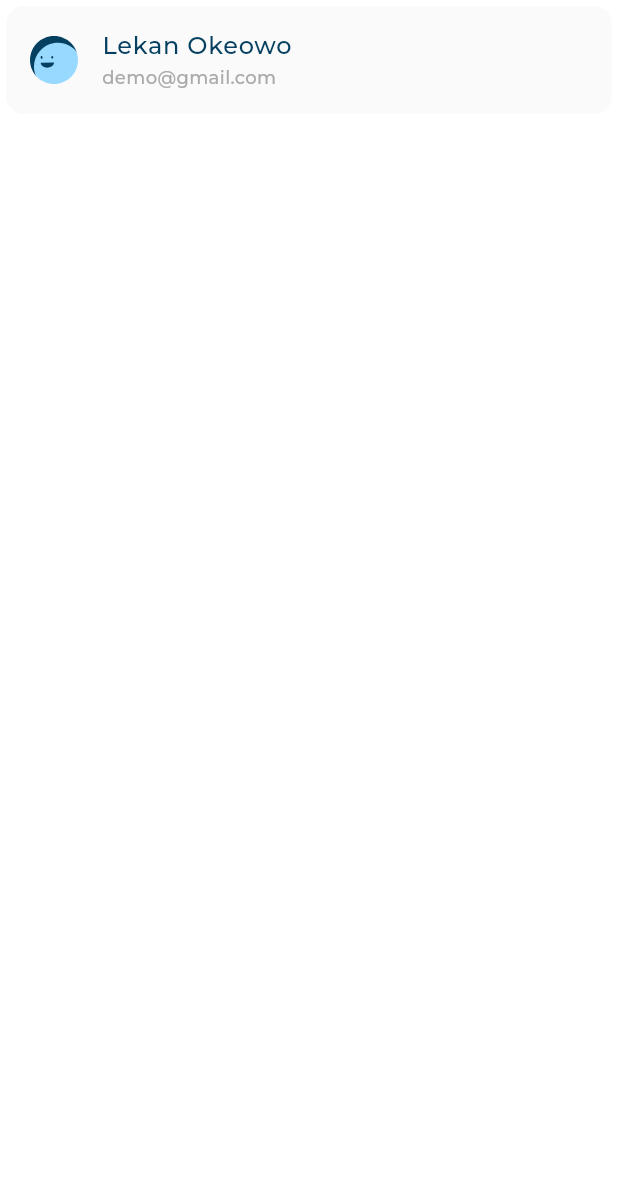
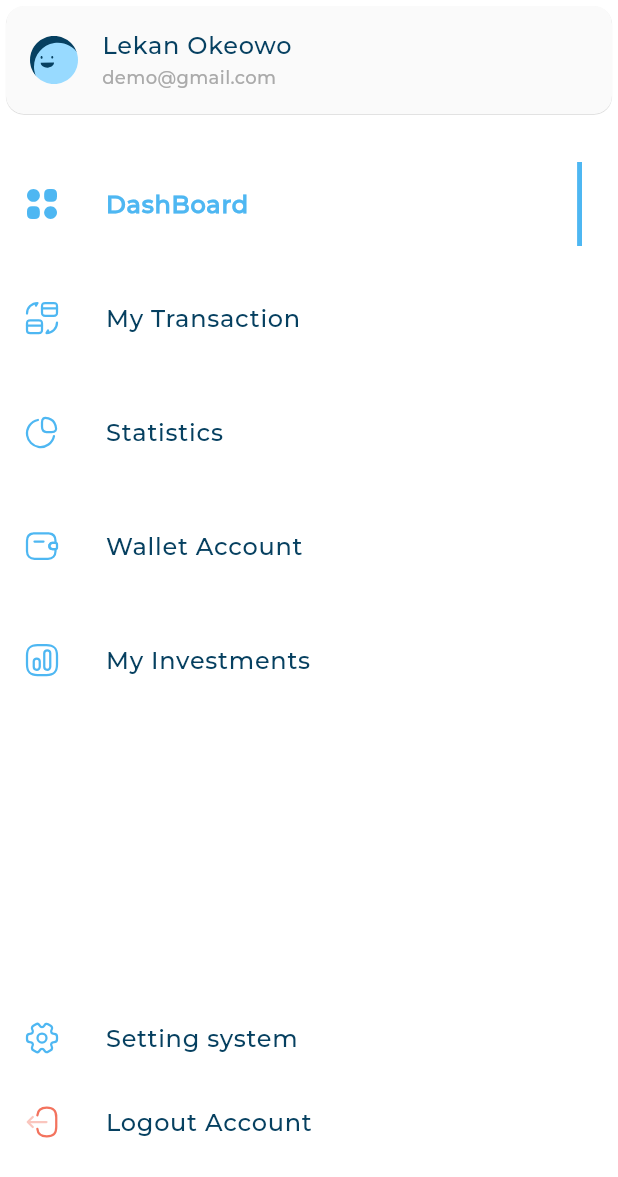
Before and after one commit to MoHaMeD-Sa3eD/responsive_dashboard, a Flutter app: the DashBoardDrawer widget shown alone on an empty page, opened directly, on a phone screen of 412 x 824 dp. Shown: the top 1177 px of the screen. Run offline on Flutter 3.47's test engine with Material 3 defaults, Android fonts, the phone set to English and light mode, and no system bars; our stand-ins replace flutter_svg; project files that could hold a hidden picture were left out.

Commit message:
Custom Drawer Done

```diff
--- a/lib/ui_part/customWidgets/CustomDrawer/Drawer.dart
+++ b/lib/ui_part/customWidgets/CustomDrawer/Drawer.dart
@@ -1,7 +1,9 @@
 import 'package:flutter/material.dart';
+import 'package:responsive_dashboard_flutter/ui_part/customWidgets/DrawerListTile/DrawerItemModel.dart';
+import 'package:responsive_dashboard_flutter/ui_part/customWidgets/DrawerListTile/InActiveDrawerItem.dart';
 import 'package:responsive_dashboard_flutter/ui_part/customWidgets/UserInfoListTile/UserInfoListTileModel.dart';
 import 'package:responsive_dashboard_flutter/ui_part/customWidgets/utils/app_images.dart';
-
+import '../DrawerListTile/DrawerItemsListView.dart';
 import '../UserInfoListTile/UserInfoListTile.dart';
 
 class DashBoardDrawer extends StatelessWidget {
@@ -16,10 +18,10 @@ class DashBoardDrawer extends StatelessWidget {
         color: Colors.white,
       ),
       child: Column(
-        children: [
+        children: <Widget>[
           Card(
             color: const Color(0xFFFAFAFA),
-            elevation: 0,
+            elevation: 0.2,
             child: UserInfoListTile(
               userInfoListTileModel: UserInfoListTileModel(
                   titleText: 'Lekan Okeowo',
@@ -27,6 +29,23 @@ class DashBoardDrawer extends StatelessWidget {
                   icon: AppImages.assetsImageAvatar3),
             ),
           ),
+          const SizedBox(
+            height: 8,
+          ),
+          const DrawerItemsListView(),
+          const Spacer(),
+          const InActiveDrawerItem(
+            drawerItemModel: DrawerItemModel(
+                icon: AppImages.assetsImagesSettings,
+                text: '   Setting system '),
+          ),
+          const InActiveDrawerItem(
+            drawerItemModel: DrawerItemModel(
+                icon: AppImages.assetsImagesLogout, text: '   Logout Account '),
+          ),
+          const SizedBox(
+            height: 48,
+          )
         ],
       ),
     );
--- /dev/null
+++ b/lib/ui_part/customWidgets/DrawerListTile/ActiveDrawerItem.dart
@@ -0,0 +1,31 @@
+import 'package:flutter/material.dart';
+import 'package:flutter_svg/svg.dart';
+
+import '../utils/app_styles.dart';
+import 'DrawerItemModel.dart';
+
+class ActiveDrawerItem extends StatelessWidget {
+  const ActiveDrawerItem({
+    super.key,
+    required this.drawerItemModel,
+  });
+
+  final DrawerItemModel drawerItemModel;
+
+  @override
+  Widget build(BuildContext context) {
+    return ListTile(
+      leading: SvgPicture.asset(drawerItemModel.icon),
+      title: Text(
+        drawerItemModel.text,
+        style: AppStyles.styleBold16,
+      ),
+      trailing: Container(
+        width: 3.27,
+        decoration: const BoxDecoration(
+          color: Color(0xFF4EB7F2),
+        ),
+      ),
+    );
+  }
+}
--- /dev/null
+++ b/lib/ui_part/customWidgets/DrawerListTile/DrawerItem.dart
@@ -0,0 +1,22 @@
+import 'package:flutter/material.dart';
+import 'ActiveDrawerItem.dart';
+import 'DrawerItemModel.dart';
+import 'InActiveDrawerItem.dart';
+
+class DrawerItem extends StatelessWidget {
+  final DrawerItemModel drawerItemModel;
+  final bool isActive;
+
+  const DrawerItem({
+    super.key,
+    required this.drawerItemModel,
+    required this.isActive,
+  });
+
+  @override
+  Widget build(BuildContext context) {
+    return isActive == false
+        ? InActiveDrawerItem(drawerItemModel: drawerItemModel)
+        : ActiveDrawerItem(drawerItemModel: drawerItemModel);
+  }
+}
--- /dev/null
+++ b/lib/ui_part/customWidgets/DrawerListTile/DrawerItemModel.dart
@@ -0,0 +1,11 @@
+class DrawerItemModel {
+  final String icon;
+  final String text;
+
+
+  const DrawerItemModel({
+    required this.icon,
+    required this.text,
+
+  });
+}
--- /dev/null
+++ b/lib/ui_part/customWidgets/DrawerListTile/DrawerItemsListView.dart
@@ -0,0 +1,59 @@
+import 'package:flutter/material.dart';
+
+import '../utils/app_images.dart';
+import 'DrawerItem.dart';
+import 'DrawerItemModel.dart';
+
+class DrawerItemsListView extends StatefulWidget {
+  const DrawerItemsListView({
+    super.key,
+  });
+
+  @override
+  State<DrawerItemsListView> createState() => _DrawerItemsListViewState();
+}
+
+class _DrawerItemsListViewState extends State<DrawerItemsListView> {
+  final List<DrawerItemModel> items = const [
+    DrawerItemModel(
+        icon: AppImages.assetsImagesDashboard, text: '   DashBoard'),
+    DrawerItemModel(
+        icon: AppImages.assetsImagesMyTransactions, text: '   My Transaction'),
+    DrawerItemModel(
+        icon: AppImages.assetsImagesStatistics, text: '   Statistics'),
+    DrawerItemModel(
+        icon: AppImages.assetsImagesWalletAccount, text: '   Wallet Account'),
+    DrawerItemModel(
+        icon: AppImages.assetsImagesMyInvestments, text: '   My Investments'),
+  ];
+
+  int currentIndex = 0;
+
+  @override
+  Widget build(BuildContext context) {
+    return ListView.builder(
+      itemCount: items.length,
+      physics: const NeverScrollableScrollPhysics(),
+      shrinkWrap: true,
+      itemBuilder: (context, index) {
+        return GestureDetector(
+          onTap: () {
+            if (currentIndex != index) {
+              setState(() {
+                currentIndex = index;
+              });
+            }
+            debugPrint('$currentIndex');
+          },
+          child: Padding(
+            padding: const EdgeInsets.only(top: 20),
+            child: DrawerItem(
+              drawerItemModel: items[index],
+              isActive: currentIndex == index ? true : false,
+            ),
+          ),
+        );
+      },
+    );
+  }
+}
--- /dev/null
+++ b/lib/ui_part/customWidgets/DrawerListTile/InActiveDrawerItem.dart
@@ -0,0 +1,25 @@
+import 'package:flutter/material.dart';
+import 'package:flutter_svg/svg.dart';
+
+import '../utils/app_styles.dart';
+import 'DrawerItemModel.dart';
+
+class InActiveDrawerItem extends StatelessWidget {
+  const InActiveDrawerItem({
+    super.key,
+    required this.drawerItemModel,
+  });
+
+  final DrawerItemModel drawerItemModel;
+
+  @override
+  Widget build(BuildContext context) {
+    return ListTile(
+      leading: SvgPicture.asset(drawerItemModel.icon),
+      title: Text(
+       drawerItemModel.text,
+        style: AppStyles.styleMedium16,
+      ),
+    );
+  }
+}
--- a/lib/ui_part/dash_board_screen_body/desktopLayout/desktopLayout.dart
+++ b/lib/ui_part/dash_board_screen_body/desktopLayout/desktopLayout.dart
@@ -1,12 +1,13 @@
 import 'package:flutter/material.dart';
-import 'package:responsive_dashboard_flutter/ui_part/customWidgets/CustomDrawer/Drawer.dart';
+
+import '../../customWidgets/CustomDrawer/Drawer.dart';
 
 class DashBoardDesktopLayout extends StatelessWidget {
   const DashBoardDesktopLayout({super.key});
 
   @override
   Widget build(BuildContext context) {
-    return const Row(
+   return  const Row(
       children: [
         Expanded(
           child: DashBoardDrawer(),
```
